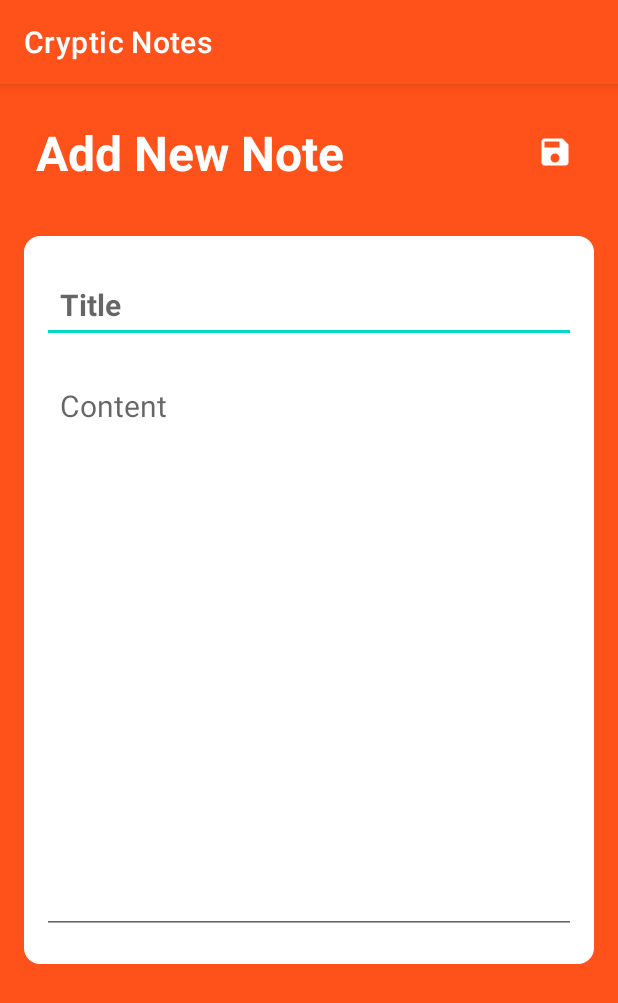
After one commit to phillycodes/Cryptic_Notes, an Android app: the NoteDetailsActivity screen opened directly, with no data from a screen before it, on a phone screen of 412 x 824 dp. The commit adds this screen. Shown: the top 1003 px of the screen. Run offline under Robolectric (Android 15) with nearby library versions, the phone set to English and light mode, and no system bars.

Commit message:
Notes Screen Activity Created and a template of the notes screen is made. Added Cloud FireStore dependency to the gradle. Added "New Note" button and "save note" button.

```diff
--- a/app/build.gradle
+++ b/app/build.gradle
@@ -36,6 +36,7 @@ dependencies {
     implementation 'androidx.constraintlayout:constraintlayout:2.1.4'
     implementation 'com.google.firebase:firebase-analytics:21.2.0'
     implementation 'com.google.firebase:firebase-auth:21.1.0'
+    implementation 'com.google.firebase:firebase-firestore:24.1.1'
     testImplementation 'junit:junit:4.13.2'
     androidTestImplementation 'androidx.test.ext:junit:1.1.5'
     androidTestImplementation 'androidx.test.espresso:espresso-core:3.5.1'
--- a/app/src/main/AndroidManifest.xml
+++ b/app/src/main/AndroidManifest.xml
@@ -12,6 +12,9 @@
         android:theme="@style/Theme.CrypticNotes"
         tools:targetApi="31">
         <activity
+            android:name=".NoteDetailsActivity"
+            android:exported="false" />
+        <activity
             android:name=".LoginActivity"
             android:exported="false" />
         <activity
@@ -25,7 +28,7 @@
         </activity>
         <activity
             android:name=".MainActivity"
-            android:exported="false"></activity>
+            android:exported="false" />
     </application>
 
 </manifest>
--- /dev/null
+++ b/app/src/main/java/com/example/crypticnotes/NoteDetailsActivity.java
@@ -0,0 +1,37 @@
+package com.example.crypticnotes;
+
+import android.os.Bundle;
+import android.widget.EditText;
+import android.widget.ImageButton;
+
+import androidx.appcompat.app.AppCompatActivity;
+
+public class NoteDetailsActivity extends AppCompatActivity {
+
+    EditText titleEditText, contentEditText;
+    ImageButton saveNoteBtn;
+
+
+    @Override
+    protected void onCreate(Bundle savedInstanceState) {
+        super.onCreate(savedInstanceState);
+        setContentView(R.layout.activity_note_details);
+
+        titleEditText = findViewById(R.id.notes_title_text);
+        contentEditText = findViewById(R.id.notes_content_text);
+        saveNoteBtn = findViewById(R.id.save_note_btn);
+
+        saveNoteBtn.setOnClickListener((v) -> saveNote());
+
+    }
+
+    void saveNote() {
+        String noteTitle = titleEditText.getText().toString();
+        String noteContent = contentEditText.getText().toString();
+        if(noteTitle == null || noteTitle.isEmpty()) {
+            titleEditText.setError("Title is required");
+            return;
+        }
+    }
+
+}
--- /dev/null
+++ b/app/src/main/res/drawable/baseline_note_add_24.xml
@@ -0,0 +1,5 @@
+<vector android:autoMirrored="true" android:height="24dp"
+    android:tint="#000000" android:viewportHeight="24"
+    android:viewportWidth="24" android:width="24dp" xmlns:android="http://schemas.android.com/apk/res/android">
+    <path android:fillColor="@android:color/white" android:pathData="M14,2L6,2c-1.1,0 -1.99,0.9 -1.99,2L4,20c0,1.1 0.89,2 1.99,2L18,22c1.1,0 2,-0.9 2,-2L20,8l-6,-6zM16,16h-3v3h-2v-3L8,16v-2h3v-3h2v3h3v2zM13,9L13,3.5L18.5,9L13,9z"/>
+</vector>
--- /dev/null
+++ b/app/src/main/res/drawable/baseline_save_24.xml
@@ -0,0 +1,5 @@
+<vector android:height="24dp" android:tint="#000000"
+    android:viewportHeight="24" android:viewportWidth="24"
+    android:width="24dp" xmlns:android="http://schemas.android.com/apk/res/android">
+    <path android:fillColor="@android:color/white" android:pathData="M17,3L5,3c-1.11,0 -2,0.9 -2,2v14c0,1.1 0.89,2 2,2h14c1.1,0 2,-0.9 2,-2L21,7l-4,-4zM12,19c-1.66,0 -3,-1.34 -3,-3s1.34,-3 3,-3 3,1.34 3,3 -1.34,3 -3,3zM15,9L5,9L5,5h10v4z"/>
+</vector>
--- a/app/src/main/res/layout/activity_login.xml
+++ b/app/src/main/res/layout/activity_login.xml
@@ -58,7 +58,7 @@
             android:inputType="textEmailAddress"
             android:padding="16dp"
             android:background="@drawable/rounded_corner"
-            android:textSize="28sp" />
+            android:textSize="22sp" />
 
         <EditText
             android:layout_width="match_parent"
@@ -69,7 +69,7 @@
             android:inputType="textPassword"
             android:padding="16dp"
             android:background="@drawable/rounded_corner"
-            android:textSize="28sp" />
+            android:textSize="22sp" />
 
         <com.google.android.material.button.MaterialButton
             android:layout_width="match_parent"
--- /dev/null
+++ b/app/src/main/res/layout/activity_note_details.xml
@@ -0,0 +1,74 @@
+<?xml version="1.0" encoding="utf-8"?>
+<RelativeLayout xmlns:android="http://schemas.android.com/apk/res/android"
+    xmlns:app="http://schemas.android.com/apk/res-auto"
+    xmlns:tools="http://schemas.android.com/tools"
+    android:layout_width="match_parent"
+    android:layout_height="match_parent"
+    android:padding="16dp"
+    android:background="@color/primary_color"
+    tools:context=".NoteDetailsActivity">
+
+    <RelativeLayout
+        android:layout_width="match_parent"
+        android:layout_height="wrap_content"
+        android:layout_margin="8dp"
+        android:id="@+id/title_bar_layout">
+
+        <TextView
+            android:layout_width="wrap_content"
+            android:layout_height="wrap_content"
+            android:id="@+id/page_title"
+            android:text="Add New Note"
+            android:textSize="32sp"
+            android:textColor="@color/white"
+            android:textStyle="bold"/>
+
+        <ImageButton
+            android:layout_width="36dp"
+            android:layout_height="36dp"
+            android:id="@+id/save_note_btn"
+            android:src="@drawable/baseline_save_24"
+            android:layout_alignParentEnd="true"
+            android:layout_centerVertical="true"
+            app:tint="@color/white"
+            android:background="?attr/selectableItemBackgroundBorderless"/>
+
+
+    </RelativeLayout>
+
+    <LinearLayout
+        android:layout_width="match_parent"
+        android:layout_height="wrap_content"
+        android:layout_below="@+id/title_bar_layout"
+        android:orientation="vertical"
+        android:layout_marginVertical="26dp"
+        android:backgroundTint="@color/white"
+        android:padding="12dp"
+        android:background="@drawable/rounded_corner">
+
+        <EditText
+            android:layout_width="match_parent"
+            android:layout_height="wrap_content"
+            android:id="@+id/notes_title_text"
+            android:hint="Title"
+            android:textSize="20sp"
+            android:textStyle="bold"
+            android:layout_marginVertical="8dp"
+            android:padding="12dp"
+            android:textColor="@color/black"/>
+
+        <EditText
+            android:layout_width="match_parent"
+            android:layout_height="wrap_content"
+            android:id="@+id/notes_content_text"
+            android:hint="Content"
+            android:minLines="15"
+            android:gravity="top"
+            android:textSize="20sp"
+            android:layout_marginVertical="8dp"
+            android:padding="12dp"
+            android:textColor="@color/black"/>
+
+    </LinearLayout>
+
+</RelativeLayout>
```
Also changed, not shown: app/src/main/java/com/example/crypticnotes/MainActivity.java (+10 -1 lines), app/src/main/res/layout/activity_main.xml (+12 -8 lines).
